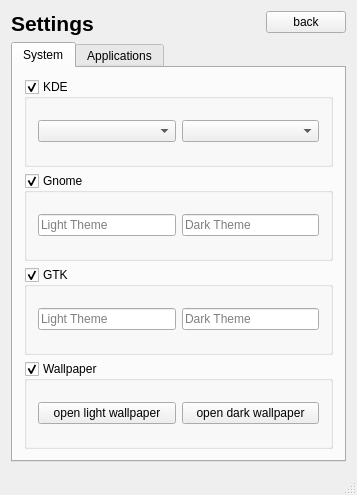
This is src/ui/settings.ui in oskarsh/Yin-Yang as Qt 5 draws it before an edit. The edited form follows.
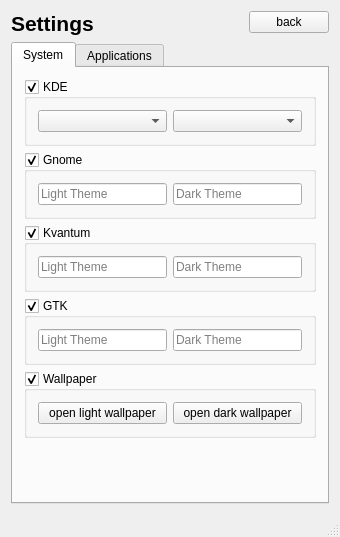
This is the edited form. Icons and pictures are not drawn.

Commit message: Fixed missing buttons and connections

Patch:
```diff
--- a/src/ui/settings.ui
+++ b/src/ui/settings.ui
@@ -9,8 +9,8 @@
    <rect>
     <x>0</x>
     <y>0</y>
-    <width>357</width>
-    <height>495</height>
+    <width>340</width>
+    <height>537</height>
    </rect>
   </property>
   <property name="sizePolicy">
@@ -21,8 +21,8 @@
   </property>
   <property name="minimumSize">
    <size>
-    <width>357</width>
-    <height>495</height>
+    <width>0</width>
+    <height>0</height>
    </size>
   </property>
   <property name="maximumSize">
@@ -85,6 +85,12 @@
     </item>
     <item>
      <widget class="QTabWidget" name="tabWidget">
+      <property name="sizePolicy">
+       <sizepolicy hsizetype="Expanding" vsizetype="Expanding">
+        <horstretch>0</horstretch>
+        <verstretch>0</verstretch>
+       </sizepolicy>
+      </property>
       <property name="currentIndex">
        <number>0</number>
       </property>
@@ -137,6 +143,35 @@
           </layout>
          </widget>
         </item>
+        <item>
+         <widget class="QGroupBox" name="groupKvantum">
+          <property name="title">
+           <string>Kvantum</string>
+          </property>
+          <property name="checkable">
+           <bool>true</bool>
+          </property>
+          <layout class="QHBoxLayout" name="horizontalLayout_4">
+           <item>
+            <widget class="QLineEdit" name="kvantum_line_light">
+             <property name="text">
+              <string/>
+             </property>
+             <property name="placeholderText">
+              <string>Light Theme</string>
+             </property>
+            </widget>
+           </item>
+           <item>
+            <widget class="QLineEdit" name="kvantum_line_dark">
+             <property name="placeholderText">
+              <string>Dark Theme</string>
+             </property>
+            </widget>
+           </item>
+          </layout>
+         </widget>
+        </item>
         <item>
          <widget class="QGroupBox" name="groupGtk">
           <property name="title">
@@ -198,6 +233,19 @@
           </layout>
          </widget>
         </item>
+        <item>
+         <spacer name="verticalSpacer_2">
+          <property name="orientation">
+           <enum>Qt::Vertical</enum>
+          </property>
+          <property name="sizeHint" stdset="0">
+           <size>
+            <width>20</width>
+            <height>40</height>
+           </size>
+          </property>
+         </spacer>
+        </item>
        </layout>
       </widget>
       <widget class="QWidget" name="tabApplications" native="true">
```
Left out of the diff: 23 changed lines with no effect on the pictures. The commit also changes 3 other files.
